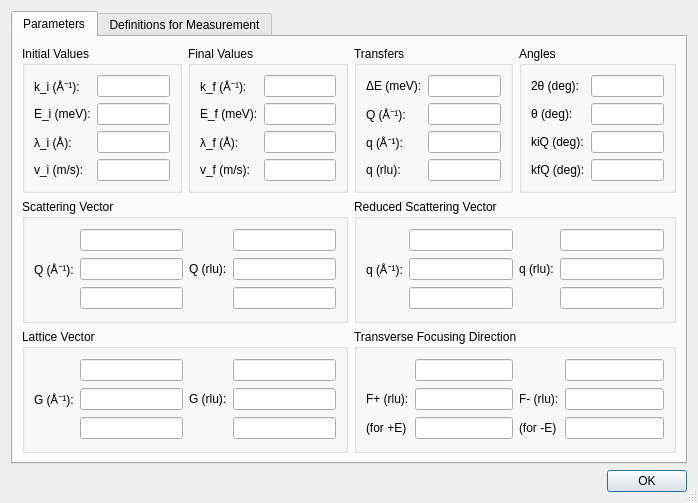
Old version of the form ui/recip_params.ui in the repository tweber-ill/frm_mirror-takin1.
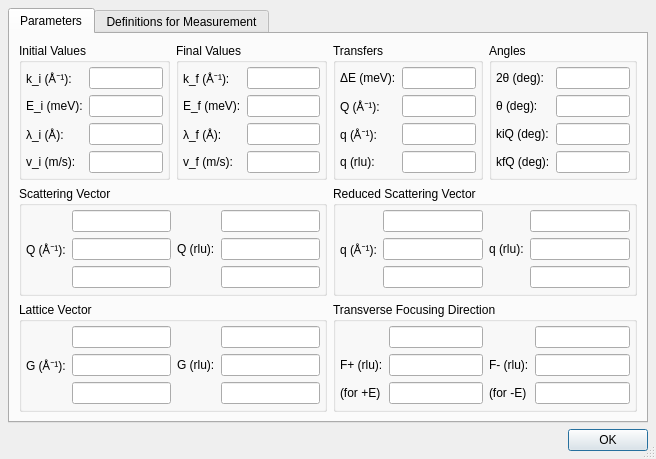
New version of the form.

Patch:
```diff
--- a/ui/recip_params.ui
+++ b/ui/recip_params.ui
@@ -6,8 +6,8 @@
    <rect>
     <x>0</x>
     <y>0</y>
-    <width>698</width>
-    <height>503</height>
+    <width>656</width>
+    <height>449</height>
    </rect>
   </property>
   <property name="windowTitle">
@@ -17,6 +17,9 @@
    <bool>true</bool>
   </property>
   <layout class="QGridLayout" name="gridLayout_7">
+   <property name="margin">
+    <number>8</number>
+   </property>
    <item row="0" column="0">
     <widget class="QTabWidget" name="tabWidget">
      <property name="currentIndex">
@@ -33,6 +36,9 @@
           <string>Initial Values</string>
          </property>
          <layout class="QGridLayout" name="gridLayout">
+          <property name="margin">
+           <number>4</number>
+          </property>
           <item row="0" column="0">
            <widget class="QLabel" name="label">
             <property name="text">
@@ -98,6 +104,9 @@
           <string>Final Values</string>
          </property>
          <layout class="QGridLayout" name="gridLayout_2">
+          <property name="margin">
+           <number>4</number>
+          </property>
           <item row="0" column="0">
            <widget class="QLabel" name="label_6">
             <property name="text">
@@ -163,6 +172,9 @@
           <string>Transfers</string>
          </property>
          <layout class="QGridLayout" name="gridLayout_4">
+          <property name="margin">
+           <number>4</number>
+          </property>
           <item row="1" column="1">
            <widget class="QLineEdit" name="editQ">
             <property name="readOnly">
@@ -228,6 +240,9 @@
           <string>Angles</string>
          </property>
          <layout class="QGridLayout" name="gridLayout_3">
+          <property name="margin">
+           <number>4</number>
+          </property>
           <item row="3" column="0">
            <widget class="QLabel" name="label_12">
             <property name="text">
@@ -293,6 +308,9 @@
           <string>Scattering Vector</string>
          </property>
          <layout class="QGridLayout" name="gridLayout_5">
+          <property name="margin">
+           <number>4</number>
+          </property>
           <item row="0" column="1">
            <widget class="QLineEdit" name="editQx">
             <property name="readOnly">
@@ -358,6 +376,9 @@
           <string>Reduced Scattering Vector</string>
          </property>
          <layout class="QGridLayout" name="gridLayout_6">
+          <property name="margin">
+           <number>4</number>
+          </property>
           <item row="0" column="1">
            <widget class="QLineEdit" name="editqx">
             <property name="readOnly">
@@ -423,6 +444,9 @@
           <string>Lattice Vector</string>
          </property>
          <layout class="QGridLayout" name="gridLayout_8">
+          <property name="margin">
+           <number>4</number>
+          </property>
           <item row="0" column="1">
            <widget class="QLineEdit" name="editGx">
             <property name="readOnly">
@@ -488,6 +512,9 @@
           <string>Transverse Focusing Direction</string>
          </property>
          <layout class="QGridLayout" name="gridLayout_9">
+          <property name="margin">
+           <number>4</number>
+          </property>
           <item row="0" column="1">
            <widget class="QLineEdit" name="editFpx">
             <property name="readOnly">
```
Left out of the diff: 11 changed lines with no effect on the pictures.
